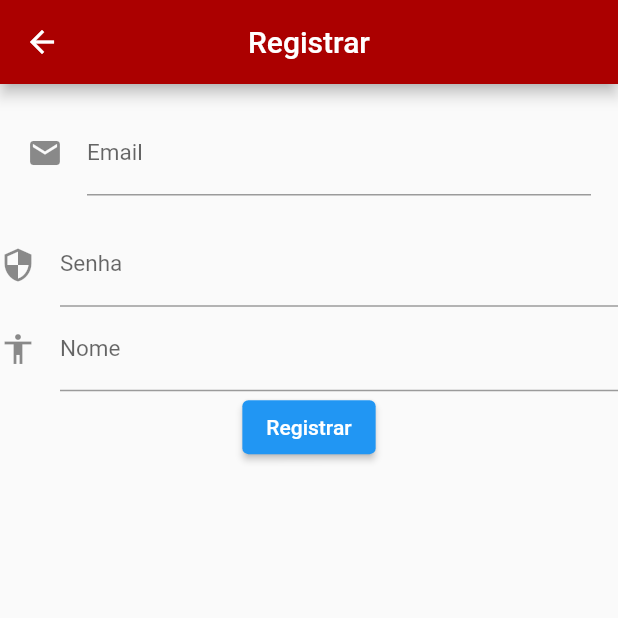
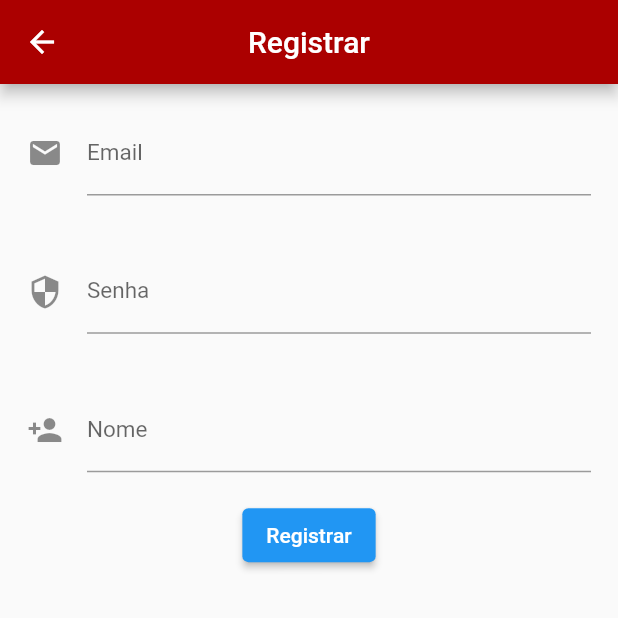
Before and after one commit to Lacivitaa/flutter_helptonic, a Flutter app: the RegisterScreen screen opened directly, on a phone screen of 412 x 824 dp, the top half of it. Run offline on Flutter 3.47's test engine with Material 2 defaults, Android fonts, the phone set to English and light mode, and no system bars; our stand-ins replace dio, flutter_svg, google_fonts, image_picker; missing offline and left inert: ff_navigation_bar; Roboto replaces fonts that are missing (Coda).

Commit message:
Login and Register Navigator (Future.then)

```diff
--- a/lib/view/page/register_page.dart
+++ b/lib/view/page/register_page.dart
@@ -1,5 +1,6 @@
 import 'package:flutter/cupertino.dart';
 import 'package:flutter/material.dart';
+import 'package:flutter_ftt/model/client.dart';
 import 'package:flutter_ftt/view/widget/app_bar.dart';
 import 'package:google_fonts/google_fonts.dart';
 
@@ -14,37 +15,28 @@ class RegisterScreen extends StatelessWidget {
       appBar: buildAppBar("Registrar"),
       body: Column(
         children: [
-          Padding(
-            padding: const EdgeInsets.all(18.0),
-            child: TextField(
-                controller: _controllerEmail,
-                style: GoogleFonts.coda(color: Colors.black, fontSize: 15),
-                decoration: InputDecoration(
-                    labelText: "Email", icon: Icon(Icons.email)),
-                keyboardType: TextInputType.text),
-          ),
-          TextField(
-              controller: _controllerPassword,
-              style: GoogleFonts.coda(color: Colors.black, fontSize: 15),
-              obscureText: true,
-              decoration: InputDecoration(
-                  labelText: "Senha", icon: Icon(Icons.security)),
-              keyboardType: TextInputType.text),
-          TextField(
-              controller: _controllerNome,
-              style: GoogleFonts.coda(color: Colors.black, fontSize: 15),
-              obscureText: true,
-              decoration: InputDecoration(
-                  labelText: "Nome", icon: Icon(Icons.accessibility)),
-              keyboardType: TextInputType.text),
+          Editor(_controllerEmail, "Email", Icons.email),
+          Editor(_controllerPassword, "Senha", Icons.security),
+          Editor(_controllerNome, "Nome", Icons.person_add),
           ElevatedButton(
             child: Text("Registrar"),
             onPressed: () {
+              createRegister(_controllerEmail, _controllerPassword, _controllerNome, context);
+            },
+          )
+        ],
+      ),
+    );
+  }
+
+  void createRegister(TextEditingController _controllerEmail, TextEditingController _controllerPassword, TextEditingController _controllerNome, BuildContext context) {
     final String email = _controllerEmail.text;
     final String password = _controllerPassword.text;
     final String nome = _controllerNome.text;
 
     if (email != null && password != null) {
+      final registerUser = User(email: email, senha: password, nome: nome);
+      Navigator.pop(context, registerUser);
     } else if (email == null) {
       _controllerEmail.clear();
     } else if (password == null) {
@@ -52,9 +44,27 @@ class RegisterScreen extends StatelessWidget {
     } else if (nome == null){
       _controllerNome.clear();
     }
-            },
-          )
-        ],
+  }
+}
+
+class Editor extends StatelessWidget {
+
+  final TextEditingController _controller;
+  final String _rotulo;
+  final IconData _icon;
+
+  Editor(this._controller,this._rotulo, this._icon);
+
+  @override
+  Widget build(BuildContext context) {
+    return Padding(
+      padding: const EdgeInsets.all(18.0),
+      child: TextField(
+        controller: _controller,
+        style: GoogleFonts.coda(color: Colors.black, fontSize: 15),
+        decoration:
+            InputDecoration(labelText: _rotulo, icon: Icon(_icon)),
+        keyboardType: TextInputType.text,
       ),
     );
   }
```
Also changed, not shown: lib/model/client.dart (+5 -2 lines), lib/model/login.dart (added, +11 -0 lines), lib/view/page/login_page.dart (+14 -11 lines), lib/view/widget/side_bar.dart (+25 -2 lines). Lines whose indentation alone changed are shown as unchanged.
